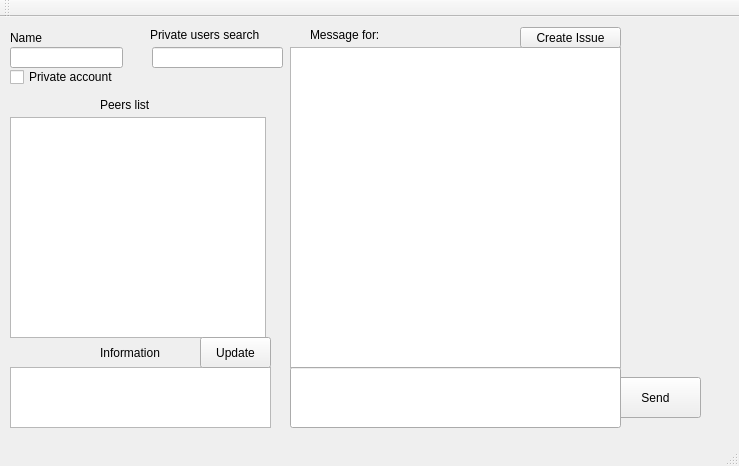
Old version of the form Client/clientwindow.ui in the repository ToshUxanoff/P2P-Chat.
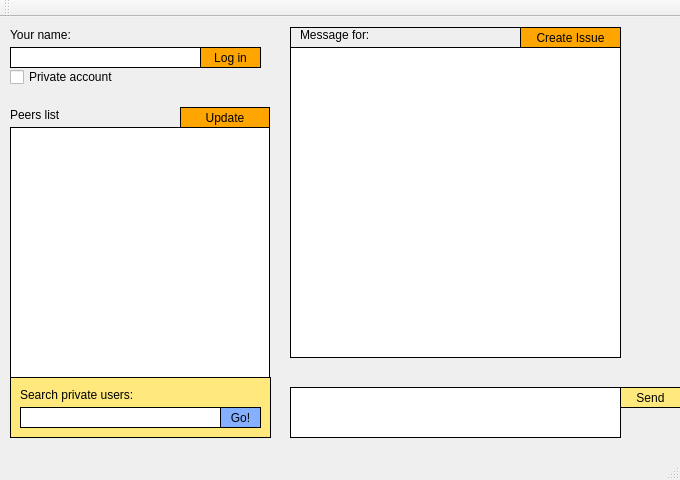
New version of the form.

Patch:
```diff
--- a/Client/clientwindow.ui
+++ b/Client/clientwindow.ui
@@ -6,46 +6,47 @@
    <rect>
     <x>0</x>
     <y>0</y>
-    <width>739</width>
-    <height>466</height>
+    <width>680</width>
+    <height>480</height>
    </rect>
   </property>
+  <property name="minimumSize">
+   <size>
+    <width>680</width>
+    <height>480</height>
+   </size>
+  </property>
+  <property name="maximumSize">
+   <size>
+    <width>680</width>
+    <height>480</height>
+   </size>
+  </property>
   <property name="windowTitle">
    <string>ClientWindow</string>
   </property>
+  <property name="autoFillBackground">
+   <bool>false</bool>
+  </property>
+  <property name="styleSheet">
+   <string notr="true"/>
+  </property>
+  <property name="toolButtonStyle">
+   <enum>Qt::ToolButtonIconOnly</enum>
+  </property>
   <widget class="QWidget" name="centralWidget">
-   <widget class="QLineEdit" name="SearchLine">
-    <property name="geometry">
-     <rect>
-      <x>152</x>
-      <y>30</y>
-      <width>131</width>
-      <height>21</height>
-     </rect>
-    </property>
-    <property name="text">
-     <string/>
-    </property>
-   </widget>
-   <widget class="QTextBrowser" name="DebugWindow">
-    <property name="geometry">
-     <rect>
-      <x>10</x>
-      <y>350</y>
-      <width>261</width>
-      <height>61</height>
-     </rect>
-    </property>
-   </widget>
    <widget class="QLineEdit" name="NameInput">
     <property name="geometry">
      <rect>
       <x>10</x>
       <y>30</y>
-      <width>113</width>
+      <width>191</width>
       <height>21</height>
      </rect>
     </property>
+    <property name="styleSheet">
+     <string notr="true">border: 1px solid black;</string>
+    </property>
     <property name="text">
      <string/>
     </property>
@@ -55,25 +56,12 @@
      <rect>
       <x>10</x>
       <y>10</y>
-      <width>161</width>
-      <height>21</height>
-     </rect>
-    </property>
-    <property name="text">
-     <string>Name</string>
-    </property>
-   </widget>
-   <widget class="QLabel" name="label_2">
-    <property name="geometry">
-     <rect>
-      <x>150</x>
-      <y>10</y>
-      <width>131</width>
+      <width>271</width>
       <height>16</height>
      </rect>
     </property>
     <property name="text">
-     <string>Private users search</string>
+     <string>Your name:</string>
     </property>
    </widget>
    <widget class="QTextBrowser" name="MsgBrowser">
@@ -82,19 +70,25 @@
       <x>290</x>
       <y>30</y>
       <width>331</width>
-      <height>321</height>
+      <height>311</height>
      </rect>
     </property>
+    <property name="styleSheet">
+     <string notr="true">border: 1px solid black;</string>
+    </property>
    </widget>
    <widget class="QPushButton" name="SendMsg">
     <property name="geometry">
      <rect>
-      <x>610</x>
-      <y>360</y>
-      <width>91</width>
-      <height>41</height>
+      <x>620</x>
+      <y>370</y>
+      <width>61</width>
+      <height>21</height>
      </rect>
     </property>
+    <property name="styleSheet">
+     <string notr="true">background-color: rgb(255, 233, 124);border: 1px solid black;</string>
+    </property>
     <property name="text">
      <string>Send</string>
     </property>
@@ -103,17 +97,20 @@
     <property name="geometry">
      <rect>
       <x>290</x>
-      <y>350</y>
+      <y>370</y>
       <width>331</width>
-      <height>61</height>
+      <height>51</height>
      </rect>
     </property>
+    <property name="styleSheet">
+     <string notr="true">border: 1px solid black;</string>
+    </property>
    </widget>
    <widget class="QLabel" name="label_3">
     <property name="geometry">
      <rect>
-      <x>100</x>
-      <y>80</y>
+      <x>10</x>
+      <y>90</y>
       <width>91</width>
       <height>16</height>
      </rect>
@@ -126,23 +123,13 @@
     <property name="geometry">
      <rect>
       <x>10</x>
-      <y>100</y>
-      <width>256</width>
-      <height>221</height>
+      <y>110</y>
+      <width>260</width>
+      <height>251</height>
      </rect>
     </property>
-   </widget>
-   <widget class="QLabel" name="label_4">
-    <property name="geometry">
-     <rect>
-      <x>100</x>
-      <y>325</y>
-      <width>141</width>
-      <height>21</height>
-     </rect>
-    </property>
-    <property name="text">
-     <string>Information</string>
+    <property name="styleSheet">
+     <string notr="true">border: 1px solid black;</string>
     </property>
    </widget>
    <widget class="QCheckBox" name="checkBox">
@@ -161,12 +148,15 @@
    <widget class="QPushButton" name="UpdateListButton">
     <property name="geometry">
      <rect>
-      <x>200</x>
-      <y>320</y>
-      <width>71</width>
-      <height>31</height>
+      <x>180</x>
+      <y>90</y>
+      <width>90</width>
+      <height>21</height>
      </rect>
     </property>
+    <property name="styleSheet">
+     <string notr="true">background-color:orange ;border: 1px solid black;</string>
+    </property>
     <property name="text">
      <string>Update</string>
     </property>
@@ -174,7 +164,7 @@
    <widget class="QLabel" name="label">
     <property name="geometry">
      <rect>
-      <x>310</x>
+      <x>300</x>
       <y>10</y>
       <width>101</width>
       <height>16</height>
@@ -187,9 +177,9 @@
    <widget class="QLabel" name="DestName">
     <property name="geometry">
      <rect>
-      <x>400</x>
+      <x>390</x>
       <y>10</y>
-      <width>211</width>
+      <width>131</width>
       <height>16</height>
      </rect>
     </property>
@@ -197,6 +187,105 @@
      <string/>
     </property>
    </widget>
+   <widget class="QFrame" name="frame">
+    <property name="geometry">
+     <rect>
+      <x>10</x>
+      <y>360</y>
+      <width>261</width>
+      <height>61</height>
+     </rect>
+    </property>
+    <property name="styleSheet">
+     <string notr="true">background-color: rgb(255, 233, 124); border: 1px solid black ;</string>
+    </property>
+    <property name="frameShape">
+     <enum>QFrame::StyledPanel</enum>
+    </property>
+    <property name="frameShadow">
+     <enum>QFrame::Raised</enum>
+    </property>
+    <widget class="QLineEdit" name="SearchLine">
+     <property name="geometry">
+      <rect>
+       <x>10</x>
+       <y>30</y>
+       <width>201</width>
+       <height>21</height>
+      </rect>
+     </property>
+     <property name="styleSheet">
+      <string notr="true">background-color: white; border: 1px solid black;</string>
+     </property>
+     <property name="text">
+      <string/>
+     </property>
+    </widget>
+    <widget class="QLabel" name="label_2">
+     <property name="geometry">
+      <rect>
+       <x>10</x>
+       <y>10</y>
+       <width>131</width>
+       <height>16</height>
+      </rect>
+     </property>
+     <property name="styleSheet">
+      <string notr="true">border:none;</string>
+     </property>
+     <property name="text">
+      <string>Search private users:</string>
+     </property>
+    </widget>
+    <widget class="QPushButton" name="SearchButton">
+     <property name="geometry">
+      <rect>
+       <x>210</x>
+       <y>30</y>
+       <width>41</width>
+       <height>21</height>
+      </rect>
+     </property>
+     <property name="styleSheet">
+      <string notr="true">background-color:rgb(132, 176, 255) ;border: 1px solid black;</string>
+     </property>
+     <property name="text">
+      <string>Go!</string>
+     </property>
+    </widget>
+   </widget>
+   <widget class="QLabel" name="DebugLabel">
+    <property name="geometry">
+     <rect>
+      <x>9</x>
+      <y>425</y>
+      <width>271</width>
+      <height>20</height>
+     </rect>
+    </property>
+    <property name="text">
+     <string/>
+    </property>
+   </widget>
+   <widget class="QFrame" name="frame_2">
+    <property name="geometry">
+     <rect>
+      <x>290</x>
+      <y>10</y>
+      <width>231</width>
+      <height>21</height>
+     </rect>
+    </property>
+    <property name="styleSheet">
+     <string notr="true">border : 1px solid black;</string>
+    </property>
+    <property name="frameShape">
+     <enum>QFrame::StyledPanel</enum>
+    </property>
+    <property name="frameShadow">
+     <enum>QFrame::Raised</enum>
+    </property>
+   </widget>
    <widget class="QPushButton" name="pushButton">
     <property name="geometry">
      <rect>
@@ -206,10 +295,29 @@
       <height>21</height>
      </rect>
     </property>
+    <property name="styleSheet">
+     <string notr="true">background-color:orange ;border: 1px solid black;</string>
+    </property>
     <property name="text">
      <string>Create Issue</string>
     </property>
    </widget>
+   <widget class="QPushButton" name="LoginButton">
+    <property name="geometry">
+     <rect>
+      <x>200</x>
+      <y>30</y>
+      <width>61</width>
+      <height>21</height>
+     </rect>
+    </property>
+    <property name="styleSheet">
+     <string notr="true">background-color: orange ;border: 1px solid black;</string>
+    </property>
+    <property name="text">
+     <string>Log in</string>
+    </property>
+   </widget>
   </widget>
   <widget class="QMenuBar" name="menuBar">
    <property name="geometry">
```
Left out of the diff: 2 changed lines with no effect on the pictures.
